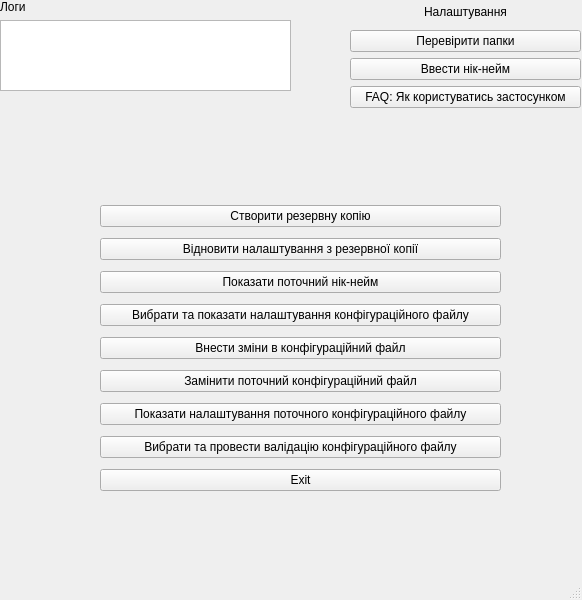
The window that QT/WOTSettingsGUI/mainwindow.ui (KpoJleBapKa/WOT-Configurator) describes before a commit, drawn with Qt 5.
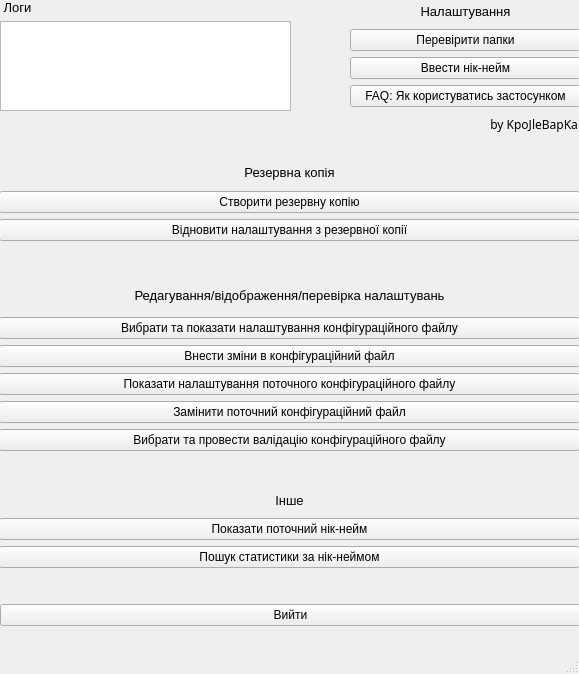
The same window after the commit.

```diff
--- a/QT/WOTSettingsGUI/mainwindow.ui
+++ b/QT/WOTSettingsGUI/mainwindow.ui
@@ -6,8 +6,8 @@
    <rect>
     <x>0</x>
     <y>0</y>
-    <width>582</width>
-    <height>600</height>
+    <width>579</width>
+    <height>674</height>
    </rect>
   </property>
   <property name="windowTitle">
@@ -17,73 +17,17 @@
    <widget class="QWidget" name="verticalLayoutWidget">
     <property name="geometry">
      <rect>
-      <x>100</x>
-      <y>200</y>
-      <width>401</width>
-      <height>301</height>
+      <x>0</x>
+      <y>600</y>
+      <width>581</width>
+      <height>31</height>
      </rect>
     </property>
     <layout class="QVBoxLayout" name="verticalLayout">
-     <item>
-      <widget class="QPushButton" name="createBackupButton">
-       <property name="text">
-        <string>Створити резервну копію</string>
-       </property>
-      </widget>
-     </item>
-     <item>
-      <widget class="QPushButton" name="restoreBackupButton">
-       <property name="text">
-        <string>Відновити налаштування з резервної копії</string>
-       </property>
-      </widget>
-     </item>
-     <item>
-      <widget class="QPushButton" name="showUsernameButton">
-       <property name="text">
-        <string>Показати поточний нік-нейм</string>
-       </property>
-      </widget>
-     </item>
-     <item>
-      <widget class="QPushButton" name="showConfigButton">
-       <property name="text">
-        <string>Вибрати та показати налаштування конфігураційного файлу</string>
-       </property>
-      </widget>
-     </item>
-     <item>
-      <widget class="QPushButton" name="editConfigButton">
-       <property name="text">
-        <string>Внести зміни в конфігураційний файл</string>
-       </property>
-      </widget>
-     </item>
-     <item>
-      <widget class="QPushButton" name="changeConfigButton">
-       <property name="text">
-        <string>Замінити поточний конфігураційний файл</string>
-       </property>
-      </widget>
-     </item>
-     <item>
-      <widget class="QPushButton" name="checkCurrentConfigButton">
-       <property name="text">
-        <string>Показати налаштування поточного конфігураційного файлу</string>
-       </property>
-      </widget>
-     </item>
-     <item>
-      <widget class="QPushButton" name="validateConfigButton">
-       <property name="text">
-        <string>Вибрати та провести валідацію конфігураційного файлу</string>
-       </property>
-      </widget>
-     </item>
      <item>
       <widget class="QPushButton" name="exitButton">
        <property name="text">
-        <string>Exit</string>
+        <string>Вийти</string>
        </property>
       </widget>
      </item>
@@ -95,14 +39,19 @@
       <x>0</x>
       <y>0</y>
       <width>291</width>
-      <height>91</height>
+      <height>111</height>
      </rect>
     </property>
     <layout class="QVBoxLayout" name="verticalLayout_2">
      <item>
       <widget class="QLabel" name="label">
+       <property name="font">
+        <font>
+         <pointsize>10</pointsize>
+        </font>
+       </property>
        <property name="text">
-        <string>Логи</string>
+        <string> Логи</string>
        </property>
       </widget>
      </item>
@@ -127,12 +76,17 @@
       <x>350</x>
       <y>0</y>
       <width>231</width>
-      <height>108</height>
+      <height>136</height>
      </rect>
     </property>
     <layout class="QVBoxLayout" name="verticalLayout_3">
      <item>
       <widget class="QLabel" name="label_2">
+       <property name="font">
+        <font>
+         <pointsize>10</pointsize>
+        </font>
+       </property>
        <property name="text">
         <string>Налаштування</string>
        </property>
@@ -162,6 +116,171 @@
        </property>
       </widget>
      </item>
+     <item>
+      <widget class="QLabel" name="label_6">
+       <property name="font">
+        <font>
+         <family>Segoe Print</family>
+        </font>
+       </property>
+       <property name="layoutDirection">
+        <enum>Qt::LayoutDirection::RightToLeft</enum>
+       </property>
+       <property name="text">
+        <string>by KpoJleBapKa </string>
+       </property>
+       <property name="scaledContents">
+        <bool>false</bool>
+       </property>
+       <property name="alignment">
+        <set>Qt::AlignmentFlag::AlignRight|Qt::AlignmentFlag::AlignTrailing|Qt::AlignmentFlag::AlignVCenter</set>
+       </property>
+      </widget>
+     </item>
+    </layout>
+   </widget>
+   <widget class="QWidget" name="verticalLayoutWidget_4">
+    <property name="geometry">
+     <rect>
+      <x>-1</x>
+      <y>160</y>
+      <width>581</width>
+      <height>81</height>
+     </rect>
+    </property>
+    <layout class="QVBoxLayout" name="verticalLayout_5">
+     <item>
+      <widget class="QLabel" name="label_3">
+       <property name="font">
+        <font>
+         <pointsize>10</pointsize>
+        </font>
+       </property>
+       <property name="text">
+        <string>Резервна копія</string>
+       </property>
+       <property name="alignment">
+        <set>Qt::AlignmentFlag::AlignCenter</set>
+       </property>
+      </widget>
+     </item>
+     <item>
+      <widget class="QPushButton" name="createBackupButton">
+       <property name="text">
+        <string>Створити резервну копію</string>
+       </property>
+      </widget>
+     </item>
+     <item>
+      <widget class="QPushButton" name="restoreBackupButton">
+       <property name="text">
+        <string>Відновити налаштування з резервної копії</string>
+       </property>
+      </widget>
+     </item>
+    </layout>
+   </widget>
+   <widget class="QWidget" name="verticalLayoutWidget_5">
+    <property name="geometry">
+     <rect>
+      <x>-1</x>
+      <y>280</y>
+      <width>581</width>
+      <height>171</height>
+     </rect>
+    </property>
+    <layout class="QVBoxLayout" name="verticalLayout_6">
+     <item>
+      <widget class="QLabel" name="label_4">
+       <property name="font">
+        <font>
+         <pointsize>10</pointsize>
+        </font>
+       </property>
+       <property name="text">
+        <string>Редагування/відображення/перевірка налаштувань</string>
+       </property>
+       <property name="alignment">
+        <set>Qt::AlignmentFlag::AlignCenter</set>
+       </property>
+      </widget>
+     </item>
+     <item>
+      <widget class="QPushButton" name="showConfigButton">
+       <property name="text">
+        <string>Вибрати та показати налаштування конфігураційного файлу</string>
+       </property>
+      </widget>
+     </item>
+     <item>
+      <widget class="QPushButton" name="editConfigButton">
+       <property name="text">
+        <string>Внести зміни в конфігураційний файл</string>
+       </property>
+      </widget>
+     </item>
+     <item>
+      <widget class="QPushButton" name="checkCurrentConfigButton">
+       <property name="text">
+        <string>Показати налаштування поточного конфігураційного файлу</string>
+       </property>
+      </widget>
+     </item>
+     <item>
+      <widget class="QPushButton" name="changeConfigButton">
+       <property name="text">
+        <string>Замінити поточний конфігураційний файл</string>
+       </property>
+      </widget>
+     </item>
+     <item>
+      <widget class="QPushButton" name="validateConfigButton">
+       <property name="text">
+        <string>Вибрати та провести валідацію конфігураційного файлу</string>
+       </property>
+      </widget>
+     </item>
+    </layout>
+   </widget>
+   <widget class="QWidget" name="verticalLayoutWidget_6">
+    <property name="geometry">
+     <rect>
+      <x>-1</x>
+      <y>489</y>
+      <width>581</width>
+      <height>79</height>
+     </rect>
+    </property>
+    <layout class="QVBoxLayout" name="verticalLayout_7">
+     <item>
+      <widget class="QLabel" name="label_5">
+       <property name="font">
+        <font>
+         <pointsize>10</pointsize>
+        </font>
+       </property>
+       <property name="text">
+        <string>Інше</string>
+       </property>
+       <property name="alignment">
+        <set>Qt::AlignmentFlag::AlignCenter</set>
+       </property>
+      </widget>
+     </item>
+     <item>
+      <widget class="QPushButton" name="showUsernameButton">
+       <property name="text">
+        <string>Показати поточний нік-нейм</string>
+       </property>
+      </widget>
+     </item>
+     <item>
+      <widget class="QPushButton" name="statsButton">
+       <property name="text">
+        <string>Пошук статистики за нік-неймом</string>
+       </property>
+      </widget>
+     </item>
     </layout>
    </widget>
   </widget>
```
Left out of the diff: 2 changed lines with no effect on the pictures.
